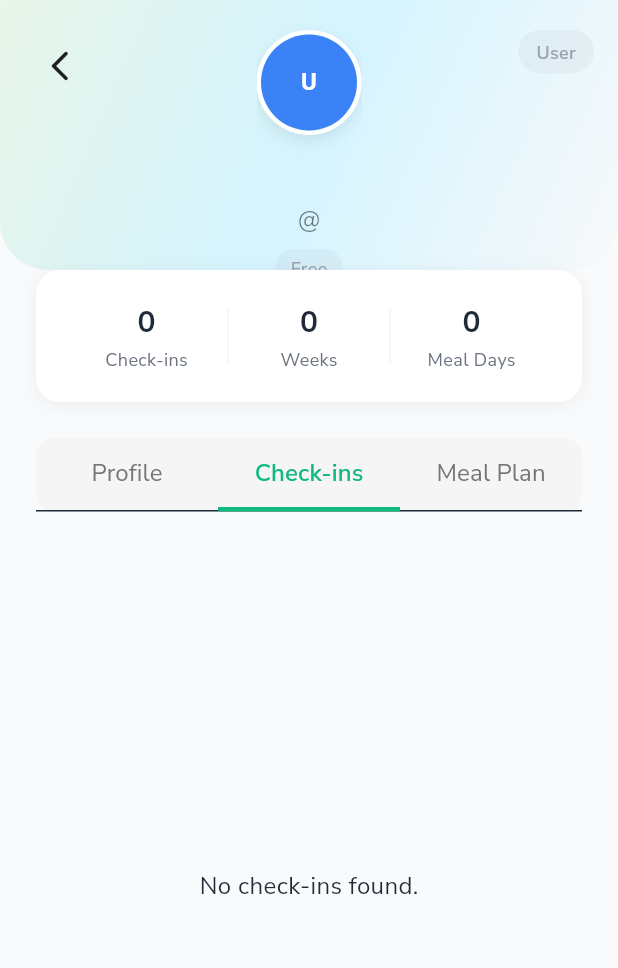
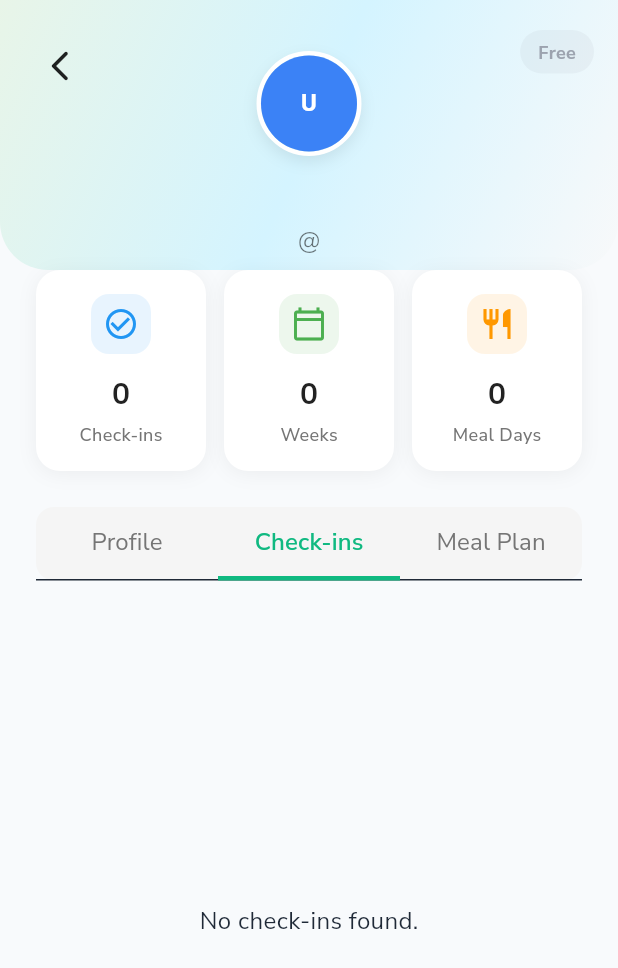
Before and after one commit to mahmoudal99/moctarnutrition, a Flutter app: the AdminUserDetailScreen screen opened directly with empty values, tab 2 chosen, on a phone screen of 412 x 824 dp. Shown: the top 968 px of the screen. Run offline on Flutter 3.47's test engine with Material 3 defaults, Android fonts, the phone set to English and light mode, and no system bars; our stand-ins replace cached_network_image, cloud_firestore, firebase_auth, firebase_core, firebase_storage, fl_chart and 10 more; accounts and stored records are empty; project files that could hold a hidden picture were left out.

Commit message:
Improve admin screen UI

```diff
--- a/lib/features/admin/presentation/screens/admin_user_detail_screen.dart
+++ b/lib/features/admin/presentation/screens/admin_user_detail_screen.dart
@@ -86,10 +86,10 @@ class _AdminUserDetailScreenState extends State<AdminUserDetailScreen> {
                         borderRadius: BorderRadius.circular(20),
                       ),
                       child: Text(
-                        _roleLabel(user.role),
+                        _subscriptionLabel(user.subscriptionStatus),
                         style: AppTextStyles.caption.copyWith(
                           color: _roleColor(user.role),
-                          fontWeight: FontWeight.w600,
+                          fontWeight: FontWeight.bold,
                         ),
                       ),
                     ),
@@ -144,21 +144,6 @@ class _AdminUserDetailScreenState extends State<AdminUserDetailScreen> {
                               maxLines: 1,
                             ),
                             const SizedBox(height: 8),
-                            Container(
-                              padding: const EdgeInsets.symmetric(horizontal: 10, vertical: 4),
-                              decoration: BoxDecoration(
-                                color: _subscriptionColor(user.subscriptionStatus).withOpacity(0.1),
-                                borderRadius: BorderRadius.circular(12),
-                              ),
-                              child: Text(
-                                _subscriptionLabel(user.subscriptionStatus),
-                                style: AppTextStyles.caption.copyWith(
-                                  color: _subscriptionColor(user.subscriptionStatus),
-                                  fontWeight: FontWeight.w500,
-                                ),
-                              ),
-                            ),
-                            const SizedBox(height: 16),
                           ],
                         ),
                       ),
@@ -170,21 +155,9 @@ class _AdminUserDetailScreenState extends State<AdminUserDetailScreen> {
               // Generate Meal Plan button (if needed)
               if (_mealPlanId == null)
                 Container(
-                  margin: const EdgeInsets.all(24),
-                  child: ElevatedButton.icon(
-                    icon: const Icon(Icons.restaurant_menu, size: 20),
-                    label: const Text('Create Meal Plan'),
-                    style: ElevatedButton.styleFrom(
-                      backgroundColor: AppConstants.primaryColor,
-                      foregroundColor: Colors.white,
-                      padding: const EdgeInsets.symmetric(vertical: 16, horizontal: 24),
-                      textStyle: AppTextStyles.bodyMedium.copyWith(fontWeight: FontWeight.w600),
-                      shape: RoundedRectangleBorder(
-                        borderRadius: BorderRadius.circular(12),
-                      ),
-                      elevation: 0,
-                    ),
-                    onPressed: () async {
+                  margin: const EdgeInsets.symmetric(horizontal: 24, vertical: 16),
+                  child: InkWell(
+                    onTap: () async {
                       HapticFeedback.mediumImpact();
                       final result = await Navigator.of(context).push(
                         MaterialPageRoute(
@@ -201,6 +174,68 @@ class _AdminUserDetailScreenState extends State<AdminUserDetailScreen> {
                         });
                       }
                     },
+                    borderRadius: BorderRadius.circular(16),
+                    child: Container(
+                      padding: const EdgeInsets.all(20),
+                      decoration: BoxDecoration(
+                        gradient: LinearGradient(
+                          colors: [
+                            AppConstants.primaryColor.withOpacity(0.1),
+                            AppConstants.primaryColor.withOpacity(0.05),
+                          ],
+                          begin: Alignment.topLeft,
+                          end: Alignment.bottomRight,
+                        ),
+                        borderRadius: BorderRadius.circular(16),
+                        border: Border.all(
+                          color: AppConstants.primaryColor.withOpacity(0.2),
+                          width: 1,
+                        ),
+                      ),
+                      child: Row(
+                        children: [
+                          Container(
+                            padding: const EdgeInsets.all(12),
+                            decoration: BoxDecoration(
+                              color: AppConstants.primaryColor.withOpacity(0.1),
+                              borderRadius: BorderRadius.circular(12),
+                            ),
+                            child: const Icon(
+                              Icons.restaurant_menu,
+                              color: AppConstants.primaryColor,
+                              size: 24,
+                            ),
+                          ),
+                          const SizedBox(width: 16),
+                          Expanded(
+                            child: Column(
+                              crossAxisAlignment: CrossAxisAlignment.start,
+                              children: [
+                                Text(
+                                  'Create Meal Plan',
+                                  style: AppTextStyles.bodyLarge.copyWith(
+                                    fontWeight: FontWeight.w600,
+                                    color: AppConstants.primaryColor,
+                                  ),
+                                ),
+                                const SizedBox(height: 4),
+                                Text(
+                                  'Generate personalized meal plan for ${user.name?.split(' ').first ?? 'this user'}',
+                                  style: AppTextStyles.bodySmall.copyWith(
+                                    color: Colors.grey[600],
+                                  ),
+                                ),
+                              ],
+                            ),
+                          ),
+                          const Icon(
+                            Icons.arrow_forward_ios,
+                            color: AppConstants.primaryColor,
+                            size: 16,
+                          ),
+                        ],
+                      ),
+                    ),
                   ),
                 ),
 
@@ -220,27 +255,33 @@ class _AdminUserDetailScreenState extends State<AdminUserDetailScreen> {
 
                       return Container(
                         margin: const EdgeInsets.symmetric(horizontal: 24),
-                        padding: const EdgeInsets.all(20),
-                        decoration: BoxDecoration(
-                          color: Colors.white,
-                          borderRadius: BorderRadius.circular(16),
-                          boxShadow: [
-                            BoxShadow(
-                              color: Colors.black.withOpacity(0.05),
-                              blurRadius: 10,
-                              offset: const Offset(0, 2),
-                            ),
-                          ],
-                        ),
                         child: Row(
                           children: [
-                            _buildCleanStat('$checkinCount', 'Check-ins'),
-                            _buildCleanDivider(),
-                            _buildCleanStat('$activeWeeks', 'Weeks'),
-                            _buildCleanDivider(),
-                            _buildCleanStat(
-                              mealPlan != null ? '$mealPlanDays' : '0',
-                              'Meal Days'
+                            Expanded(
+                              child: _buildModernStatCard(
+                                '$checkinCount',
+                                'Check-ins',
+                                Icons.check_circle_outline,
+                                Colors.blue,
+                              ),
+                            ),
+                            const SizedBox(width: 12),
+                            Expanded(
+                              child: _buildModernStatCard(
+                                '$activeWeeks',
+                                'Weeks',
+                                Icons.calendar_today_outlined,
+                                Colors.green,
+                              ),
+                            ),
+                            const SizedBox(width: 12),
+                            Expanded(
+                              child: _buildModernStatCard(
+                                mealPlan != null ? '$mealPlanDays' : '0',
+                                'Meal Days',
+                                Icons.restaurant_outlined,
+                                Colors.orange,
+                              ),
                             ),
                           ],
                         ),
@@ -818,15 +859,50 @@ class _AdminUserDetailScreenState extends State<AdminUserDetailScreen> {
     }
   }
 
-  Widget _buildCleanStat(String value, String label) {
-    return Expanded(
+  Widget _buildModernStatCard(String value, String label, IconData icon, Color color) {
+    return Container(
+      padding: const EdgeInsets.all(16),
+      decoration: BoxDecoration(
+        color: Colors.white,
+        borderRadius: BorderRadius.circular(16),
+        boxShadow: [
+          BoxShadow(
+            color: Colors.black.withOpacity(0.05),
+            blurRadius: 10,
+            offset: const Offset(0, 2),
+          ),
+        ],
+      ),
       child: Column(
         children: [
-          Text(value,
-              style: AppTextStyles.heading4.copyWith(fontWeight: FontWeight.bold)),
-          const SizedBox(height: 2),
-          Text(label,
-              style: AppTextStyles.caption.copyWith(color: AppConstants.textSecondary)),
+          Container(
+            padding: const EdgeInsets.all(8),
+            decoration: BoxDecoration(
+              color: color.withOpacity(0.1),
+              borderRadius: BorderRadius.circular(12),
+            ),
+            child: Icon(
+              icon,
+              color: color,
+              size: 24,
+            ),
+          ),
+          const SizedBox(height: 12),
+          Text(
+            value,
+            style: AppTextStyles.heading4.copyWith(
+              fontWeight: FontWeight.bold,
+              color: Colors.black87,
+            ),
+          ),
+          const SizedBox(height: 4),
+          Text(
+            label,
+            style: AppTextStyles.caption.copyWith(
+              color: Colors.grey[600],
+              fontWeight: FontWeight.w500,
+            ),
+          ),
         ],
       ),
     );
```
